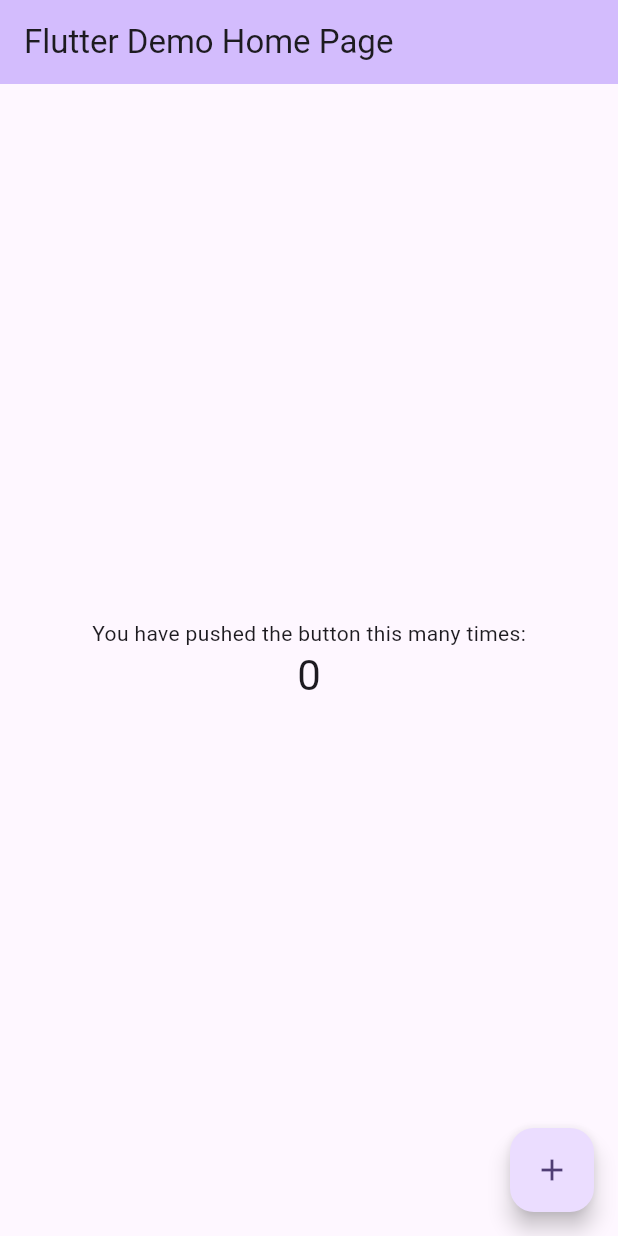
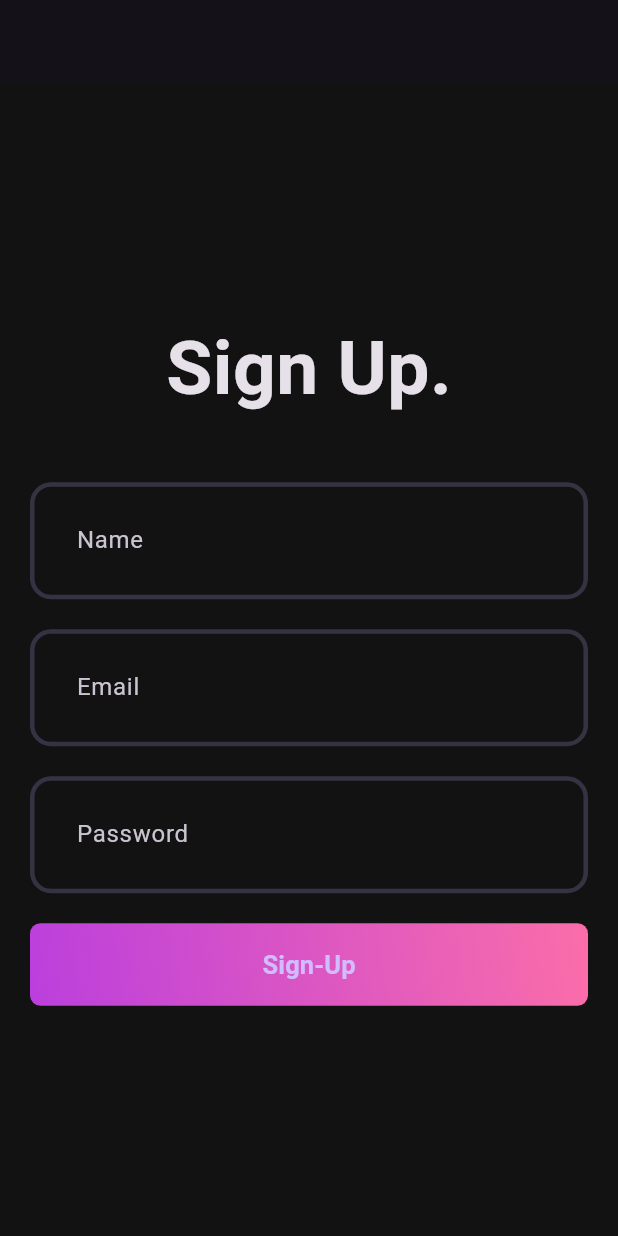
Before and after one commit to Niyar07/Music_App, a Flutter app: the screen it shows after launch, on a phone screen of 412 x 824 dp. Run offline on Flutter 3.47's test engine with Material 3 defaults, Android fonts, the phone set to English and light mode, and no system bars.

Commit message:
Create Sign-Up Page

```diff
--- /dev/null
+++ b/client/lib/core/theme/app_pallete.dart
@@ -0,0 +1,20 @@
+import 'package:flutter/material.dart';
+
+class Pallete {
+  static const cardColor = Color.fromRGBO(30, 30, 30, 1);
+  static const greenColor = Colors.green;
+  static const subtitleText = Color(0xffa7a7a7);
+  static const inactiveBottomBarItemColor = Color(0xffababab);
+
+  static const Color backgroundColor = Color.fromRGBO(18, 18, 18, 1);
+  static const Color gradient1 = Color.fromRGBO(187, 63, 221, 1);
+  static const Color gradient2 = Color.fromRGBO(251, 109, 169, 1);
+  static const Color gradient3 = Color.fromRGBO(255, 159, 124, 1);
+  static const Color borderColor = Color.fromRGBO(52, 51, 67, 1);
+  static const Color whiteColor = Colors.white;
+  static const Color greyColor = Colors.grey;
+  static const Color errorColor = Colors.redAccent;
+  static const Color transparentColor = Colors.transparent;
+
+  static const Color inactiveSeekColor = Colors.white38;
+}
--- /dev/null
+++ b/client/lib/core/theme/theme.dart
@@ -0,0 +1,25 @@
+import 'package:flutter/material.dart';
+import 'package:client/core/theme/app_pallete.dart';
+
+class AppTheme {
+  static final darkThemeData = ThemeData.dark().copyWith(
+    scaffoldBackgroundColor: Pallete.backgroundColor,
+    inputDecorationTheme: InputDecorationTheme(
+      contentPadding: const EdgeInsets.all(27),
+      enabledBorder: OutlineInputBorder(
+        borderSide: const BorderSide(
+          color: Pallete.borderColor,
+          width: 3,
+        ),
+        borderRadius: BorderRadius.circular(14),
+      ),
+      focusedBorder: OutlineInputBorder(
+        borderSide: const BorderSide(
+          color: Pallete.gradient2,
+          width: 3,
+        ),
+        borderRadius: BorderRadius.circular(14),
+      ),
+    ),
+  );
+}
--- /dev/null
+++ b/client/lib/features/auth/view/pages/signup_page.dart
@@ -0,0 +1,54 @@
+import 'package:client/features/auth/view/widgets/auth_gradient_button.dart';
+import 'package:flutter/material.dart';
+
+import '../widgets/custom_field.dart';
+
+class SignupPage extends StatefulWidget {
+  const SignupPage({super.key});
+
+  @override
+  State<SignupPage> createState() => _SignupPageState();
+}
+
+class _SignupPageState extends State<SignupPage> {
+  @override
+  Widget build(BuildContext context) {
+    return Scaffold(
+      appBar: AppBar(),
+      body: Padding(
+        padding: const EdgeInsets.all(20.0),
+        child: Column(
+          mainAxisAlignment: MainAxisAlignment.center,
+          children: [
+            const Text(
+              "Sign Up.",
+              style: TextStyle(fontSize: 50, fontWeight: FontWeight.bold),
+            ),
+            const SizedBox(
+              height: 40,
+            ),
+            CustomField(
+              hintText: 'Name',
+            ),
+            const SizedBox(
+              height: 20,
+            ),
+            CustomField(
+              hintText: 'Email',
+            ),
+            const SizedBox(
+              height: 20,
+            ),
+            CustomField(
+              hintText: 'Password',
+            ),
+            const SizedBox(
+              height: 20,
+            ),
+            AuthGradientButton(),
+          ],
+        ),
+      ),
+    );
+  }
+}
--- /dev/null
+++ b/client/lib/features/auth/view/widgets/auth_gradient_button.dart
@@ -0,0 +1,36 @@
+import 'package:client/core/theme/app_pallete.dart';
+import 'package:flutter/cupertino.dart';
+import 'package:flutter/material.dart';
+
+class AuthGradientButton extends StatelessWidget {
+  const AuthGradientButton({super.key});
+
+  @override
+  Widget build(BuildContext context) {
+    // TODO: implement build
+    return Container(
+      decoration: BoxDecoration(
+          gradient: const LinearGradient(
+            colors: [
+              Pallete.gradient1,
+              Pallete.gradient2,
+            ],
+            begin: Alignment.bottomLeft,
+            end: Alignment.topRight,
+          ),
+          borderRadius: BorderRadius.circular(7)),
+      child: ElevatedButton(
+        onPressed: () {},
+        child: Text(
+          "Sign-Up",
+          style: TextStyle(fontSize: 17, fontWeight: FontWeight.w600),
+        ),
+        style: ElevatedButton.styleFrom(
+          fixedSize: const Size(395, 55),
+          backgroundColor: Pallete.transparentColor,
+          shadowColor: Pallete.transparentColor,
+        ),
+      ),
+    );
+  }
+}
--- /dev/null
+++ b/client/lib/features/auth/view/widgets/custom_field.dart
@@ -0,0 +1,15 @@
+import 'package:flutter/material.dart';
+
+class CustomField extends StatelessWidget {
+  final String hintText;
+  const CustomField({super.key, required this.hintText});
+
+  @override
+  Widget build(BuildContext context) {
+    return TextFormField(
+      decoration: InputDecoration(
+        hintText: hintText,
+      ),
+    );
+  }
+}
--- a/client/lib/main.dart
+++ b/client/lib/main.dart
@@ -1,3 +1,5 @@
+import 'package:client/core/theme/theme.dart';
+import 'package:client/features/auth/view/pages/signup_page.dart';
 import 'package:flutter/material.dart';
 
 void main() {
@@ -12,114 +14,8 @@ class MyApp extends StatelessWidget {
   Widget build(BuildContext context) {
     return MaterialApp(
       title: 'Flutter Demo',
-      theme: ThemeData(
-        // This is the theme of your application.
-        //
-        // TRY THIS: Try running your application with "flutter run". You'll see
-        // the application has a purple toolbar. Then, without quitting the app,
-        // try changing the seedColor in the colorScheme below to Colors.green
-        // and then invoke "hot reload" (save your changes or press the "hot
-        // reload" button in a Flutter-supported IDE, or press "r" if you used
-        // the command line to start the app).
-        //
-        // Notice that the counter didn't reset back to zero; the application
-        // state is not lost during the reload. To reset the state, use hot
-        // restart instead.
-        //
-        // This works for code too, not just values: Most code changes can be
-        // tested with just a hot reload.
-        colorScheme: ColorScheme.fromSeed(seedColor: Colors.deepPurple),
-        useMaterial3: true,
-      ),
-      home: const MyHomePage(title: 'Flutter Demo Home Page'),
+      theme: AppTheme.darkThemeData,
+      home: const SignupPage(),
     );
   }
 }
-
-class MyHomePage extends StatefulWidget {
-  const MyHomePage({super.key, required this.title});
-
-  // This widget is the home page of your application. It is stateful, meaning
-  // that it has a State object (defined below) that contains fields that affect
-  // how it looks.
-
-  // This class is the configuration for the state. It holds the values (in this
-  // case the title) provided by the parent (in this case the App widget) and
-  // used by the build method of the State. Fields in a Widget subclass are
-  // always marked "final".
-
-  final String title;
-
-  @override
-  State<MyHomePage> createState() => _MyHomePageState();
-}
-
-class _MyHomePageState extends State<MyHomePage> {
-  int _counter = 0;
-
-  void _incrementCounter() {
-    setState(() {
-      // This call to setState tells the Flutter framework that something has
-      // changed in this State, which causes it to rerun the build method below
-      // so that the display can reflect the updated values. If we changed
-      // _counter without calling setState(), then the build method would not be
-      // called again, and so nothing would appear to happen.
-      _counter++;
-    });
-  }
-
-  @override
-  Widget build(BuildContext context) {
-    // This method is rerun every time setState is called, for instance as done
-    // by the _incrementCounter method above.
-    //
-    // The Flutter framework has been optimized to make rerunning build methods
-    // fast, so that you can just rebuild anything that needs updating rather
-    // than having to individually change instances of widgets.
-    return Scaffold(
-      appBar: AppBar(
-        // TRY THIS: Try changing the color here to a specific color (to
-        // Colors.amber, perhaps?) and trigger a hot reload to see the AppBar
-        // change color while the other colors stay the same.
-        backgroundColor: Theme.of(context).colorScheme.inversePrimary,
-        // Here we take the value from the MyHomePage object that was created by
-        // the App.build method, and use it to set our appbar title.
-        title: Text(widget.title),
-      ),
-      body: Center(
-        // Center is a layout widget. It takes a single child and positions it
-        // in the middle of the parent.
-        child: Column(
-          // Column is also a layout widget. It takes a list of children and
-          // arranges them vertically. By default, it sizes itself to fit its
-          // children horizontally, and tries to be as tall as its parent.
-          //
-          // Column has various properties to control how it sizes itself and
-          // how it positions its children. Here we use mainAxisAlignment to
-          // center the children vertically; the main axis here is the vertical
-          // axis because Columns are vertical (the cross axis would be
-          // horizontal).
-          //
-          // TRY THIS: Invoke "debug painting" (choose the "Toggle Debug Paint"
-          // action in the IDE, or press "p" in the console), to see the
-          // wireframe for each widget.
-          mainAxisAlignment: MainAxisAlignment.center,
-          children: <Widget>[
-            const Text(
-              'You have pushed the button this many times:',
-            ),
-            Text(
-              '$_counter',
-              style: Theme.of(context).textTheme.headlineMedium,
-            ),
-          ],
-        ),
-      ),
-      floatingActionButton: FloatingActionButton(
-        onPressed: _incrementCounter,
-        tooltip: 'Increment',
-        child: const Icon(Icons.add),
-      ), // This trailing comma makes auto-formatting nicer for build methods.
-    );
-  }
-}
```
Also changed, not shown: 1 other file.
